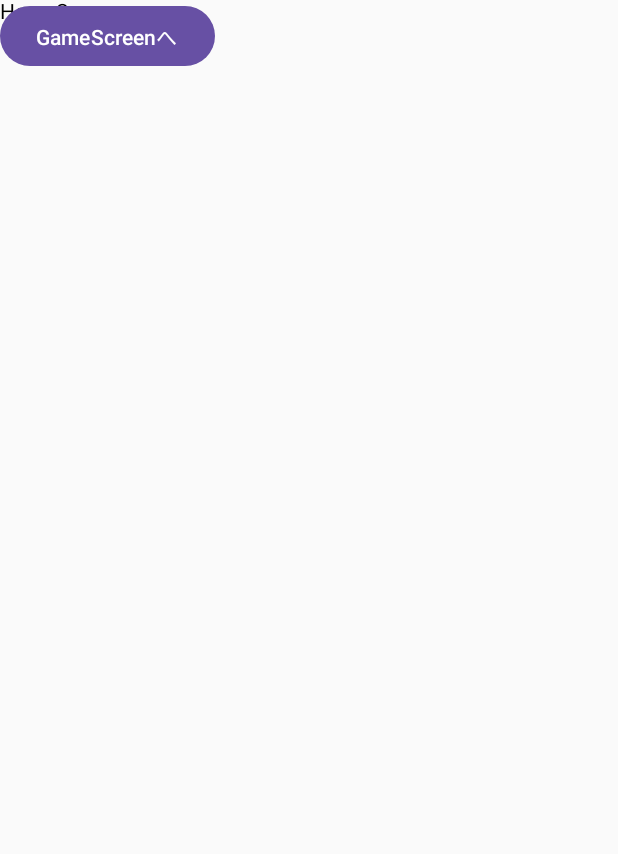
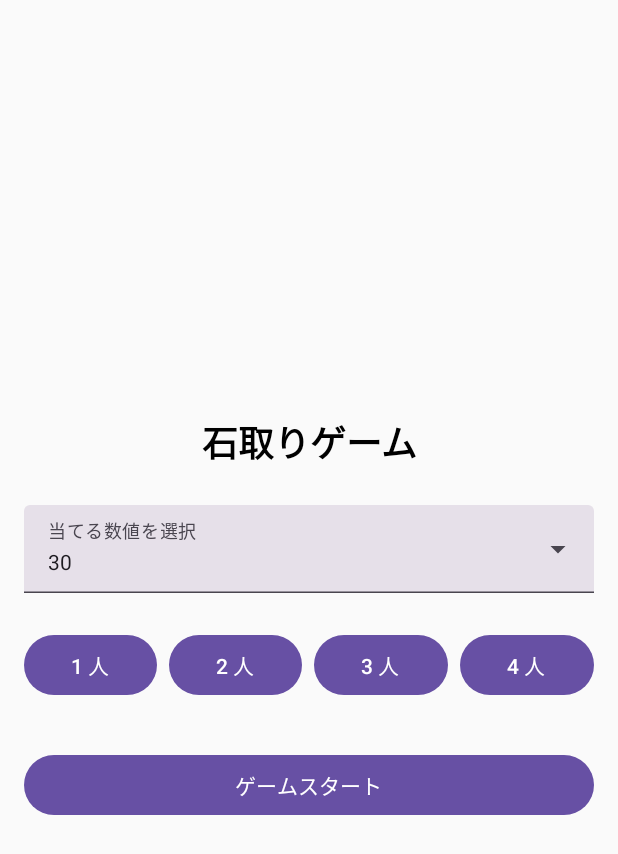
Before and after one commit to taka182/stone-catching-battle, an Android app built with Jetpack Compose: the HomeScreen screen opened through its navigation route, on a phone screen of 412 x 824 dp. Shown: the top 854 px of the screen. Run offline under Robolectric (Android 15) with nearby library versions, the phone set to English and light mode, and no system bars.

Commit message:
Home画面レイアウト実装
- Home画面作成

これにより、アプリでHome画面を操作することが可能

```diff
--- a/app/build.gradle.kts
+++ b/app/build.gradle.kts
@@ -67,4 +67,8 @@ dependencies {
     debugImplementation("androidx.compose.ui:ui-tooling")
     debugImplementation("androidx.compose.ui:ui-test-manifest")
     implementation("androidx.navigation:navigation-compose:2.8.0-beta03")
+    implementation("androidx.compose.material3:material3:1.0.0-beta01")
+    implementation("androidx.compose.ui:ui-tooling:1.0.5")
+    implementation("androidx.lifecycle:lifecycle-runtime-ktx:2.4.0")
+    implementation("androidx.activity:activity-compose:1.4.0")
 }
--- a/app/src/main/java/com/example/stone_catching_battle/MainActivity.kt
+++ b/app/src/main/java/com/example/stone_catching_battle/MainActivity.kt
@@ -25,7 +25,7 @@ class MainActivity : ComponentActivity() {
             val navController = rememberNavController()
             NavHost(navController = navController, startDestination = "HomeScreen") {
                 composable(route = "HomeScreen") {
-                    HomeScreen(onClickButton = { navController.navigate("GameScreen")})
+                    HomeScreen(onStartGame = { navController.navigate("GameScreen")})
                 }
 
                 composable(route = "GameScreen") {
--- a/app/src/main/java/com/example/stone_catching_battle/view/HomeScreen.kt
+++ b/app/src/main/java/com/example/stone_catching_battle/view/HomeScreen.kt
@@ -1,13 +1,99 @@
 package com.example.stone_catching_battle.view
 
-import androidx.compose.material3.Button
-import androidx.compose.material3.Text
-import androidx.compose.runtime.Composable
+import androidx.compose.foundation.layout.*
+import androidx.compose.material3.*
+import androidx.compose.runtime.*
+import androidx.compose.ui.Alignment
+import androidx.compose.ui.Modifier
+import androidx.compose.ui.text.font.FontWeight
+import androidx.compose.ui.unit.dp
+import androidx.compose.ui.unit.sp
 
+@OptIn(ExperimentalMaterial3Api::class)
 @Composable
-fun HomeScreen(onClickButton: ()-> Unit = {}) {
-    Text(text = "HomeScreen")
-    Button(onClick = onClickButton) {
-        Text(text = "GameScreenへ")
+fun HomeScreen(
+    onStartGame: ()-> Unit = {}
+) {
+    var expanded by remember { mutableStateOf(false) }
+    var selectedText by remember { mutableStateOf("30") }
+    val numbers = (30..100).toList()
+
+    var playerCount by remember { mutableStateOf(30) }
+    var selectedNumber by remember { mutableStateOf(30) }
+
+    Column(
+        modifier = Modifier
+            .fillMaxSize()
+            .padding(16.dp),
+        horizontalAlignment = Alignment.CenterHorizontally,
+        verticalArrangement = Arrangement.Center
+    ) {
+        Text(
+            text = "石取りゲーム",
+            fontSize = 24.sp,
+            fontWeight = FontWeight.Bold,
+            modifier = Modifier.padding(bottom = 24.dp)
+        )
+
+        // ゲームで使用する数値を設定
+        ExposedDropdownMenuBox(
+            expanded = expanded,
+            onExpandedChange = { expanded = !expanded }
+        ) {
+            TextField(
+                value = selectedText,
+                onValueChange = {},
+                readOnly = true,
+                label = { Text("当てる数値を選択") },
+                trailingIcon = { ExposedDropdownMenuDefaults.TrailingIcon(expanded = expanded) },
+                modifier = Modifier
+                    .fillMaxWidth()
+                    .menuAnchor()
+            )
+
+            ExposedDropdownMenu(
+                expanded = expanded,
+                onDismissRequest = { expanded = false }
+            ) {
+                numbers.forEach { item ->
+                    DropdownMenuItem(
+                        text = { Text(text = item.toString()) },
+                        onClick = {
+                            selectedText = item.toString()
+                            selectedNumber = item
+                            expanded = false
+                        }
+                    )
+                }
+            }
+        }
+
+        Spacer(modifier = Modifier.height(24.dp))
+
+        // プレイヤー数選択ボタン
+        Row(
+            horizontalArrangement = Arrangement.spacedBy(8.dp),
+            modifier = Modifier.fillMaxWidth()
+        ) {
+            for (i in 1..4) {
+                Button(
+                    onClick = { playerCount = i },
+                    enabled = playerCount != i,
+                    modifier = Modifier.weight(1f)
+                ) {
+                    Text(text = "$i 人")
+                }
+            }
+        }
+
+        Spacer(modifier = Modifier.height(32.dp))
+
+        // ゲームスタートボタン
+        Button(
+            onClick = { onStartGame() },
+            modifier = Modifier.fillMaxWidth()
+        ) {
+            Text(text = "ゲームスタート")
+        }
     }
 }
```
